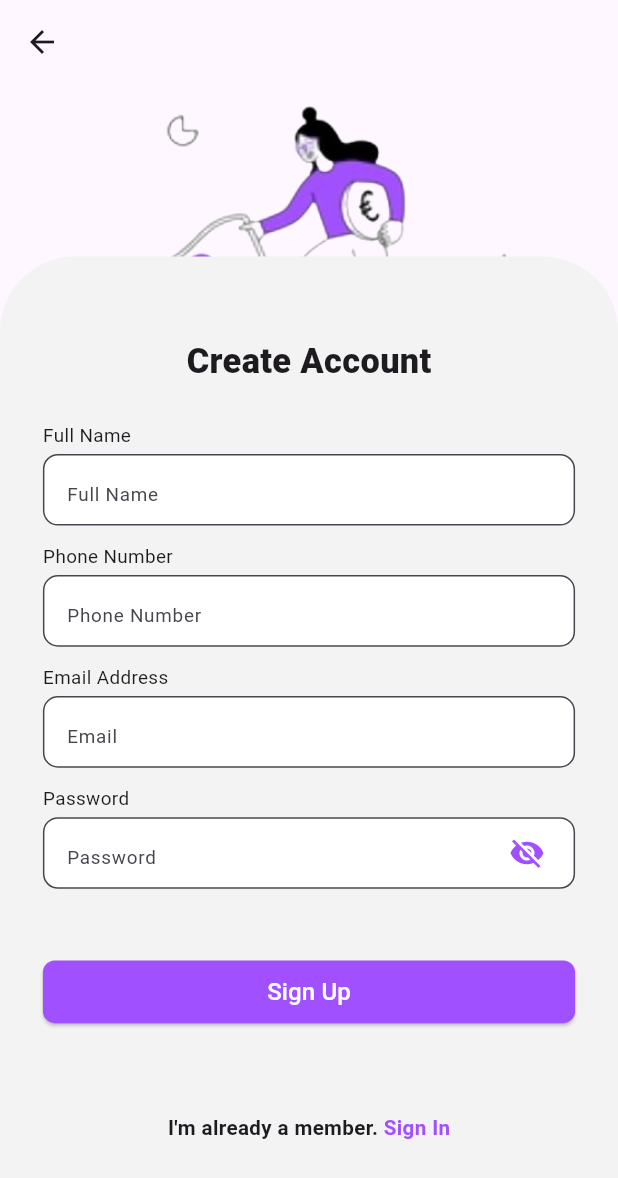
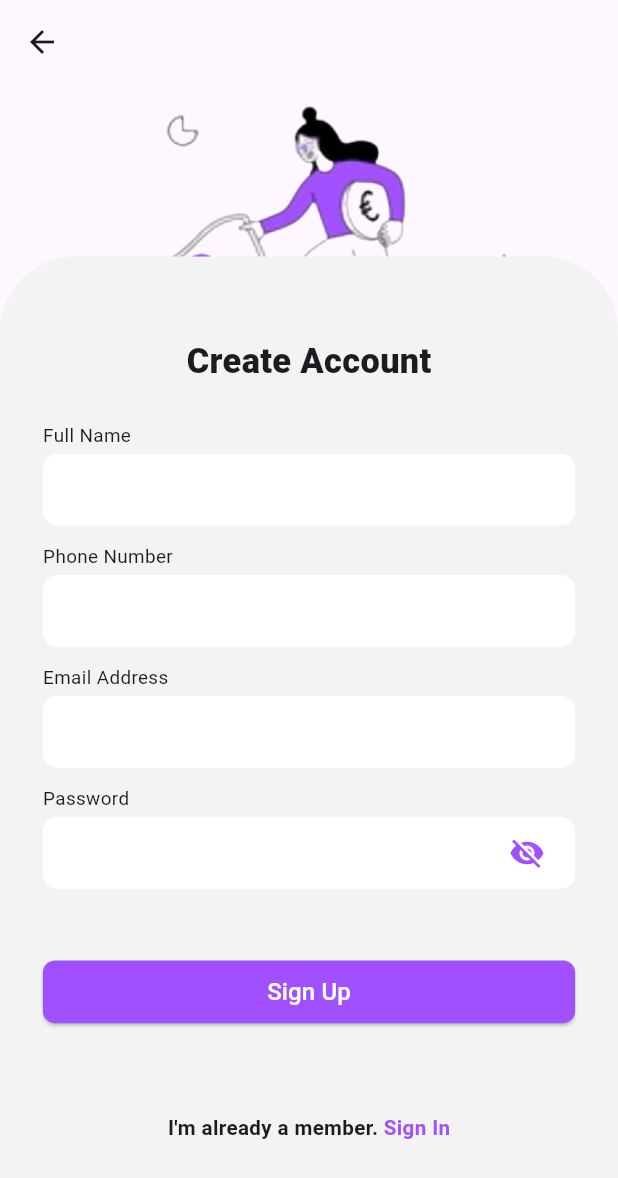
Before and after one commit to habeeb321/Sky-WebDesign, a Flutter app: the SignUpScreen screen opened directly, on a phone screen of 412 x 824 dp. Shown: the top 1178 px of the screen. Run offline on Flutter 3.47's test engine with Material 3 defaults, Android fonts, the phone set to English and light mode, and no system bars; our stand-ins replace dots_indicator, firebase_auth, firebase_core, flutter_screenutil, get; accounts and stored records are empty; network calls fail.

Commit message:
textfields ui updated

```diff
--- a/lib/main.dart
+++ b/lib/main.dart
@@ -22,6 +22,12 @@ class MyApp extends StatelessWidget {
         debugShowCheckedModeBanner: false,
         title: 'Flutter Demo',
         theme: ThemeData(
+          inputDecorationTheme: InputDecorationTheme(
+            enabledBorder: OutlineInputBorder(
+              borderSide: const BorderSide(color: Colors.white),
+              borderRadius: BorderRadius.circular(10),
+            ),
+          ),
           colorScheme: ColorScheme.fromSeed(seedColor: Colors.deepPurple),
           useMaterial3: true,
         ),
--- a/lib/views/signup_sigin_screen/signin_screen/signin_screen.dart
+++ b/lib/views/signup_sigin_screen/signin_screen/signin_screen.dart
@@ -67,8 +67,6 @@ class LoginScreen extends GetView<SkywebController> {
                               border: OutlineInputBorder(
                                 borderRadius: BorderRadius.circular(10),
                               ),
-                              hintText: 'Email',
-                              hintStyle: TextStyle(fontSize: 11.sp),
                             ),
                           ),
                         ),
@@ -94,8 +92,6 @@ class LoginScreen extends GetView<SkywebController> {
                                     border: OutlineInputBorder(
                                       borderRadius: BorderRadius.circular(10),
                                     ),
-                                    hintText: 'Password',
-                                    hintStyle: TextStyle(fontSize: 11.sp),
                                   ),
                                 ),
                                 GestureDetector(
--- a/lib/views/signup_sigin_screen/signup_screen/signup_screen.dart
+++ b/lib/views/signup_sigin_screen/signup_screen/signup_screen.dart
@@ -75,8 +75,6 @@ class SignUpScreen extends GetView<SkywebController> {
                                     border: OutlineInputBorder(
                                       borderRadius: BorderRadius.circular(10),
                                     ),
-                                    hintText: 'Full Name',
-                                    hintStyle: TextStyle(fontSize: 11.sp),
                                   ),
                                 ),
                               ),
@@ -97,8 +95,6 @@ class SignUpScreen extends GetView<SkywebController> {
                                     border: OutlineInputBorder(
                                       borderRadius: BorderRadius.circular(10),
                                     ),
-                                    hintText: 'Phone Number',
-                                    hintStyle: TextStyle(fontSize: 11.sp),
                                   ),
                                 ),
                               ),
@@ -118,8 +114,6 @@ class SignUpScreen extends GetView<SkywebController> {
                                     border: OutlineInputBorder(
                                       borderRadius: BorderRadius.circular(10),
                                     ),
-                                    hintText: 'Email',
-                                    hintStyle: TextStyle(fontSize: 11.sp),
                                   ),
                                 ),
                               ),
@@ -147,8 +141,6 @@ class SignUpScreen extends GetView<SkywebController> {
                                             borderRadius:
                                                 BorderRadius.circular(10),
                                           ),
-                                          hintText: 'Password',
-                                          hintStyle: TextStyle(fontSize: 11.sp),
                                         ),
                                       ),
                                       GestureDetector(
```
